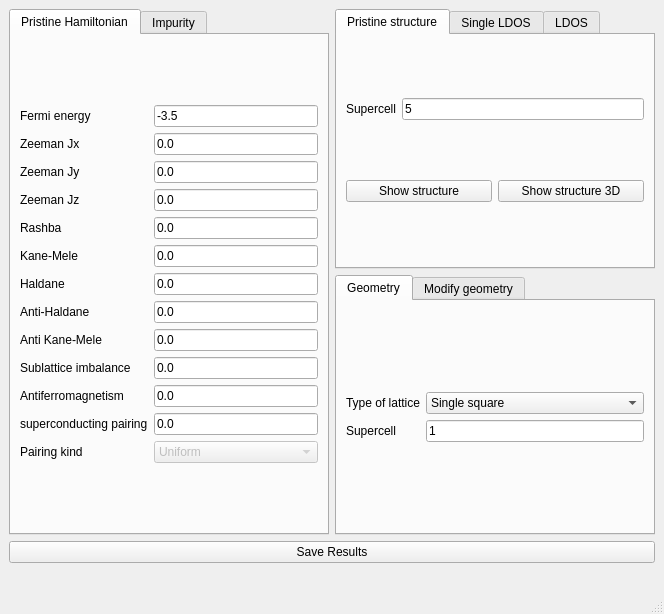
Qt form interface-pyqt/impurity_embedding/interface.ui (joselado/quantum-lattice) before a commit.
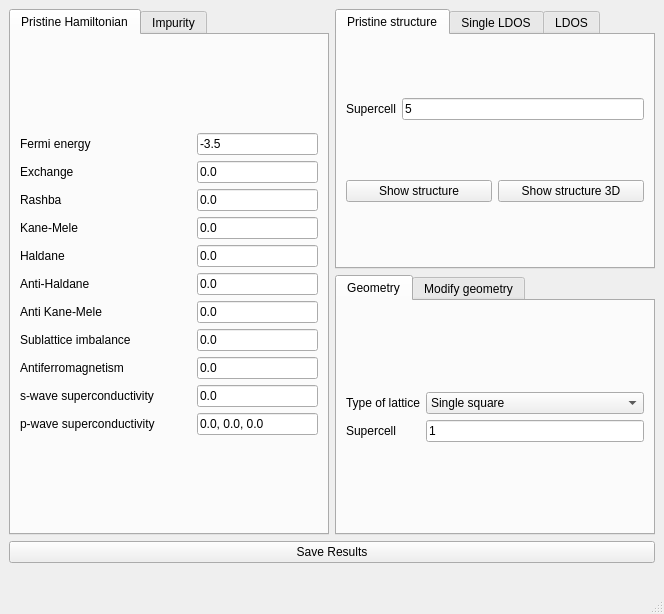
The same form after that commit. The open tabs and pages were chosen to show the change.

Patch:
```diff
--- a/interface-pyqt/impurity_embedding/interface.ui
+++ b/interface-pyqt/impurity_embedding/interface.ui
@@ -27,60 +27,13 @@
        <layout class="QGridLayout" name="gridLayout_24">
         <item row="0" column="0">
          <layout class="QGridLayout" name="gridLayout">
-          <item row="11" column="1">
-           <widget class="QLineEdit" name="swave">
-            <property name="enabled">
-             <bool>true</bool>
-            </property>
-            <property name="text">
-             <string>0.0</string>
-            </property>
-           </widget>
-          </item>
-          <item row="3" column="1">
-           <widget class="QLineEdit" name="Bz">
-            <property name="enabled">
-             <bool>true</bool>
-            </property>
-            <property name="text">
-             <string>0.0</string>
-            </property>
-           </widget>
-          </item>
-          <item row="1" column="1">
-           <widget class="QLineEdit" name="Bx">
-            <property name="enabled">
-             <bool>true</bool>
-            </property>
-            <property name="text">
-             <string>0.0</string>
-            </property>
-           </widget>
-          </item>
-          <item row="3" column="0">
-           <widget class="QLabel" name="label_5">
-            <property name="text">
-             <string>Zeeman Jz</string>
-            </property>
-           </widget>
-          </item>
-          <item row="9" column="1">
+          <item row="7" column="2">
            <widget class="QLineEdit" name="mAB">
             <property name="text">
              <string>0.0</string>
             </property>
            </widget>
           </item>
-          <item row="2" column="1">
-           <widget class="QLineEdit" name="By">
-            <property name="enabled">
-             <bool>true</bool>
-            </property>
-            <property name="text">
-             <string>0.0</string>
-            </property>
-           </widget>
-          </item>
           <item row="0" column="0">
            <widget class="QLabel" name="label">
             <property name="text">
@@ -88,124 +41,206 @@
             </property>
            </widget>
           </item>
-          <item row="5" column="1">
-           <widget class="QLineEdit" name="kanemele">
-            <property name="enabled">
-             <bool>true</bool>
-            </property>
-            <property name="text">
-             <string>0.0</string>
-            </property>
-           </widget>
-          </item>
           <item row="6" column="0">
-           <widget class="QLabel" name="label_24">
+           <widget class="QLabel" name="label_16">
             <property name="text">
-             <string>Haldane</string>
-            </property>
-           </widget>
-          </item>
-          <item row="7" column="1">
-           <widget class="QLineEdit" name="antihaldane">
-            <property name="text">
-             <string>0.0</string>
-            </property>
-           </widget>
-          </item>
-          <item row="11" column="0">
-           <widget class="QLabel" name="label_26">
-            <property name="text">
-             <string>superconducting pairing</string>
-            </property>
-           </widget>
-          </item>
-          <item row="0" column="1">
-           <widget class="QLineEdit" name="fermi">
-            <property name="enabled">
-             <bool>true</bool>
-            </property>
-            <property name="text">
-             <string>-3.5</string>
-            </property>
-           </widget>
-          </item>
-          <item row="4" column="1">
-           <widget class="QLineEdit" name="rashba">
-            <property name="enabled">
-             <bool>true</bool>
-            </property>
-            <property name="text">
-             <string>0.0</string>
-            </property>
-           </widget>
-          </item>
-          <item row="6" column="1">
-           <widget class="QLineEdit" name="haldane">
-            <property name="text">
-             <string>0.0</string>
+             <string>Anti Kane-Mele</string>
             </property>
            </widget>
           </item>
           <item row="10" column="1">
-           <widget class="QLineEdit" name="mAF">
-            <property name="enabled">
-             <bool>true</bool>
+           <widget class="QLabel" name="pwave_image">
+            <property name="text">
+             <string/>
             </property>
+           </widget>
+          </item>
+          <item row="4" column="2">
+           <widget class="QLineEdit" name="haldane">
             <property name="text">
              <string>0.0</string>
             </property>
            </widget>
           </item>
-          <item row="4" column="0">
+          <item row="2" column="1">
+           <widget class="QLabel" name="rashba_image">
+            <property name="text">
+             <string/>
+            </property>
+           </widget>
+          </item>
+          <item row="5" column="1">
+           <widget class="QLabel" name="antihaldane_image">
+            <property name="text">
+             <string/>
+            </property>
+           </widget>
+          </item>
+          <item row="2" column="0">
            <widget class="QLabel" name="label_10">
             <property name="text">
              <string>Rashba</string>
             </property>
            </widget>
           </item>
+          <item row="1" column="0">
+           <widget class="QLabel" name="label_5">
+            <property name="text">
+             <string>Exchange</string>
+            </property>
+           </widget>
+          </item>
+          <item row="7" column="1">
+           <widget class="QLabel" name="mAB_image">
+            <property name="text">
+             <string/>
+            </property>
+           </widget>
+          </item>
+          <item row="8" column="1">
+           <widget class="QLabel" name="mAF_image">
+            <property name="text">
+             <string/>
+            </property>
+           </widget>
+          </item>
+          <item row="1" column="2">
+           <widget class="QLineEdit" name="exchange">
+            <property name="enabled">
+             <bool>true</bool>
+            </property>
+            <property name="text">
+             <string>0.0</string>
+            </property>
+           </widget>
+          </item>
+          <item row="3" column="1">
+           <widget class="QLabel" name="kanemele_image">
+            <property name="text">
+             <string/>
+            </property>
+           </widget>
+          </item>
+          <item row="10" column="2">
+           <widget class="QLineEdit" name="pwave">
+            <property name="minimumSize">
+             <size>
+              <width>100</width>
+              <height>0</height>
+             </size>
+            </property>
+            <property name="text">
+             <string>0.0, 0.0, 0.0</string>
+            </property>
+           </widget>
+          </item>
           <item row="5" column="0">
-           <widget class="QLabel" name="label_11">
+           <widget class="QLabel" name="label_25">
             <property name="text">
-             <string>Kane-Mele</string>
+             <string>Anti-Haldane</string>
             </property>
            </widget>
           </item>
-          <item row="1" column="0">
-           <widget class="QLabel" name="label_3">
+          <item row="9" column="1">
+           <widget class="QLabel" name="swave_image">
             <property name="text">
-             <string>Zeeman Jx</string>
+             <string/>
             </property>
            </widget>
           </item>
-          <item row="2" column="0">
-           <widget class="QLabel" name="label_4">
+          <item row="8" column="2">
+           <widget class="QLineEdit" name="mAF">
+            <property name="enabled">
+             <bool>true</bool>
+            </property>
             <property name="text">
-             <string>Zeeman Jy</string>
+             <string>0.0</string>
             </property>
            </widget>
           </item>
-          <item row="9" column="0">
-           <widget class="QLabel" name="label_12">
+          <item row="0" column="1">
+           <widget class="QLabel" name="fermi_image">
+            <property name="minimumSize">
+             <size>
+              <width>30</width>
+              <height>0</height>
+             </size>
+            </property>
             <property name="text">
-             <string>Sublattice imbalance</string>
+             <string/>
             </property>
            </widget>
           </item>
-          <item row="10" column="0">
+          <item row="8" column="0">
            <widget class="QLabel" name="label_13">
             <property name="text">
              <string>Antiferromagnetism</string>
             </property>
            </widget>
           </item>
+          <item row="9" column="0">
+           <widget class="QLabel" name="label_26">
+            <property name="text">
+             <string>s-wave superconductivity</string>
+            </property>
+           </widget>
+          </item>
+          <item row="3" column="2">
+           <widget class="QLineEdit" name="kanemele">
+            <property name="enabled">
+             <bool>true</bool>
+            </property>
+            <property name="text">
+             <string>0.0</string>
+            </property>
+           </widget>
+          </item>
+          <item row="6" column="1">
+           <widget class="QLabel" name="antikanemele_image">
+            <property name="text">
+             <string/>
+            </property>
+           </widget>
+          </item>
+          <item row="4" column="0">
+           <widget class="QLabel" name="label_24">
+            <property name="text">
+             <string>Haldane</string>
+            </property>
+           </widget>
+          </item>
+          <item row="1" column="1">
+           <widget class="QLabel" name="exchange_image">
+            <property name="text">
+             <string/>
+            </property>
+           </widget>
+          </item>
+          <item row="2" column="2">
+           <widget class="QLineEdit" name="rashba">
+            <property name="enabled">
+             <bool>true</bool>
+            </property>
+            <property name="text">
+             <string>0.0</string>
+            </property>
+           </widget>
+          </item>
+          <item row="5" column="2">
+           <widget class="QLineEdit" name="antihaldane">
+            <property name="text">
+             <string>0.0</string>
+            </property>
+           </widget>
+          </item>
           <item row="7" column="0">
-           <widget class="QLabel" name="label_25">
+           <widget class="QLabel" name="label_12">
             <property name="text">
-             <string>Anti-Haldane</string>
+             <string>Sublattice imbalance</string>
             </property>
            </widget>
           </item>
-          <item row="8" column="1">
+          <item row="6" column="2">
            <widget class="QLineEdit" name="antikanemele">
             <property name="enabled">
              <bool>true</bool>
@@ -215,50 +250,45 @@
             </property>
            </widget>
           </item>
-          <item row="8" column="0">
-           <widget class="QLabel" name="label_16">
-            <property name="text">
-             <string>Anti Kane-Mele</string>
-            </property>
-           </widget>
-          </item>
-          <item row="12" column="0">
+          <item row="10" column="0">
            <widget class="QLabel" name="label_39">
             <property name="text">
-             <string>Pairing kind</string>
+             <string>p-wave superconductivity</string>
             </property>
            </widget>
           </item>
-          <item row="12" column="1">
-           <widget class="QComboBox" name="pairing_type">
+          <item row="9" column="2">
+           <widget class="QLineEdit" name="swave">
             <property name="enabled">
-             <bool>false</bool>
+             <bool>true</bool>
             </property>
-            <item>
-             <property name="text">
-              <string>Uniform</string>
-             </property>
-            </item>
-            <item>
-             <property name="text">
-              <string>One sublattice</string>
-             </property>
-            </item>
-            <item>
-             <property name="text">
-              <string>sigma_z</string>
-             </property>
-            </item>
-            <item>
-             <property name="text">
-              <string>Haldane</string>
-             </property>
-            </item>
-            <item>
-             <property name="text">
-              <string>AntiHaldane</string>
-             </property>
-            </item>
+            <property name="text">
+             <string>0.0</string>
+            </property>
+           </widget>
+          </item>
+          <item row="0" column="2">
+           <widget class="QLineEdit" name="fermi">
+            <property name="enabled">
+             <bool>true</bool>
+            </property>
+            <property name="text">
+             <string>-3.5</string>
+            </property>
+           </widget>
+          </item>
+          <item row="3" column="0">
+           <widget class="QLabel" name="label_11">
+            <property name="text">
+             <string>Kane-Mele</string>
+            </property>
+           </widget>
+          </item>
+          <item row="4" column="1">
+           <widget class="QLabel" name="haldane_image">
+            <property name="text">
+             <string/>
+            </property>
            </widget>
           </item>
          </layout>
```
Left out of the diff: 4 changed lines with no effect on the pictures.
